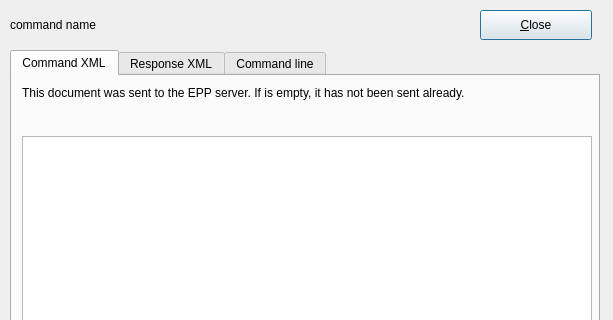
The window that guiqt4/sources.ui (CZ-NIC/fred-client) describes before a commit, drawn with Qt 5; both pictures show x 0 to 613 and y 0 to 320 of the 613 by 518 pixel window.
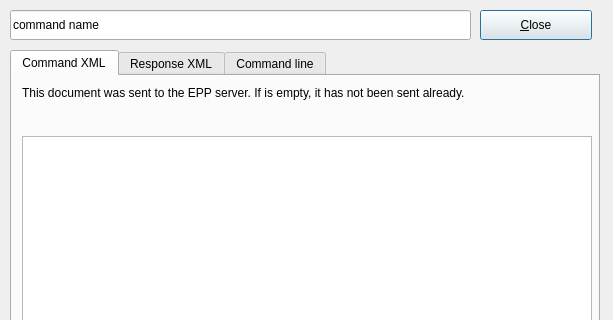
The same window after the commit.

```diff
--- a/guiqt4/sources.ui
+++ b/guiqt4/sources.ui
@@ -28,22 +28,6 @@
     <string>Alt+C</string>
    </property>
   </widget>
-  <widget class="QLabel" name="message" >
-   <property name="geometry" >
-    <rect>
-     <x>10</x>
-     <y>10</y>
-     <width>460</width>
-     <height>30</height>
-    </rect>
-   </property>
-   <property name="text" >
-    <string>command name</string>
-   </property>
-   <property name="wordWrap" >
-    <bool>false</bool>
-   </property>
-  </widget>
   <widget class="QTabWidget" name="tabWidget" >
    <property name="geometry" >
     <rect>
@@ -159,6 +143,19 @@
     </widget>
    </widget>
   </widget>
+  <widget class="QLineEdit" name="message" >
+   <property name="geometry" >
+    <rect>
+     <x>10</x>
+     <y>10</y>
+     <width>461</width>
+     <height>30</height>
+    </rect>
+   </property>
+   <property name="text" >
+    <string>command name</string>
+   </property>
+  </widget>
  </widget>
  <layoutdefault spacing="6" margin="11" />
  <pixmapfunction>qPixmapFromMimeSource</pixmapfunction>
```
Left out of the diff: 38 changed lines with no effect on the pictures.
